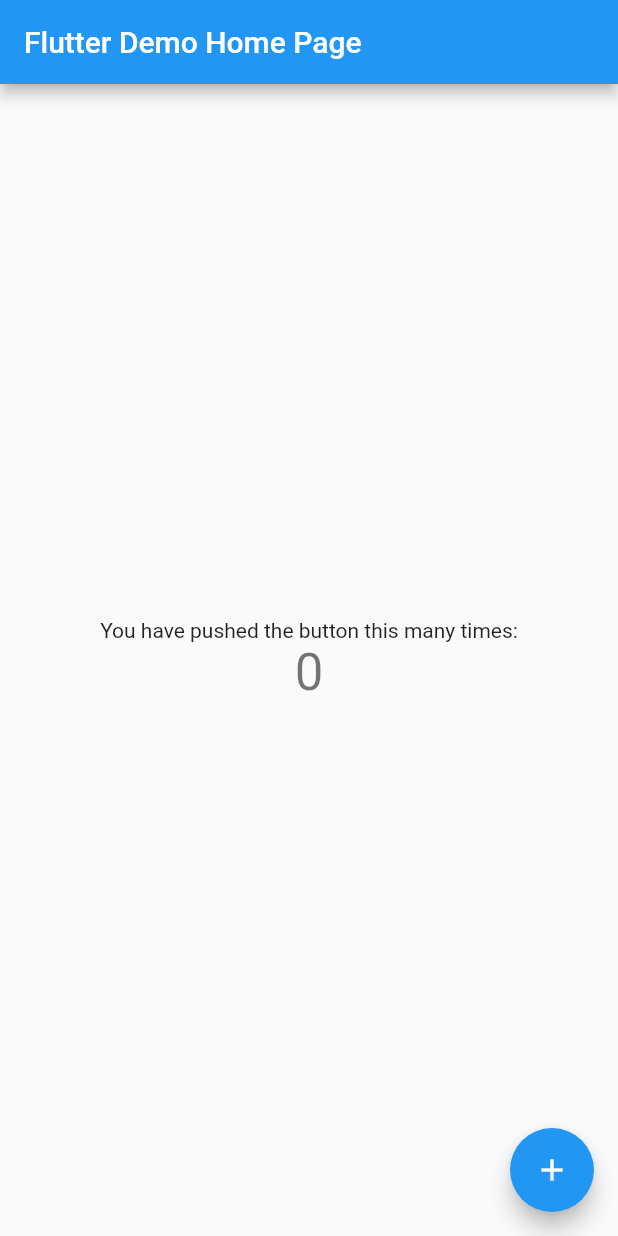
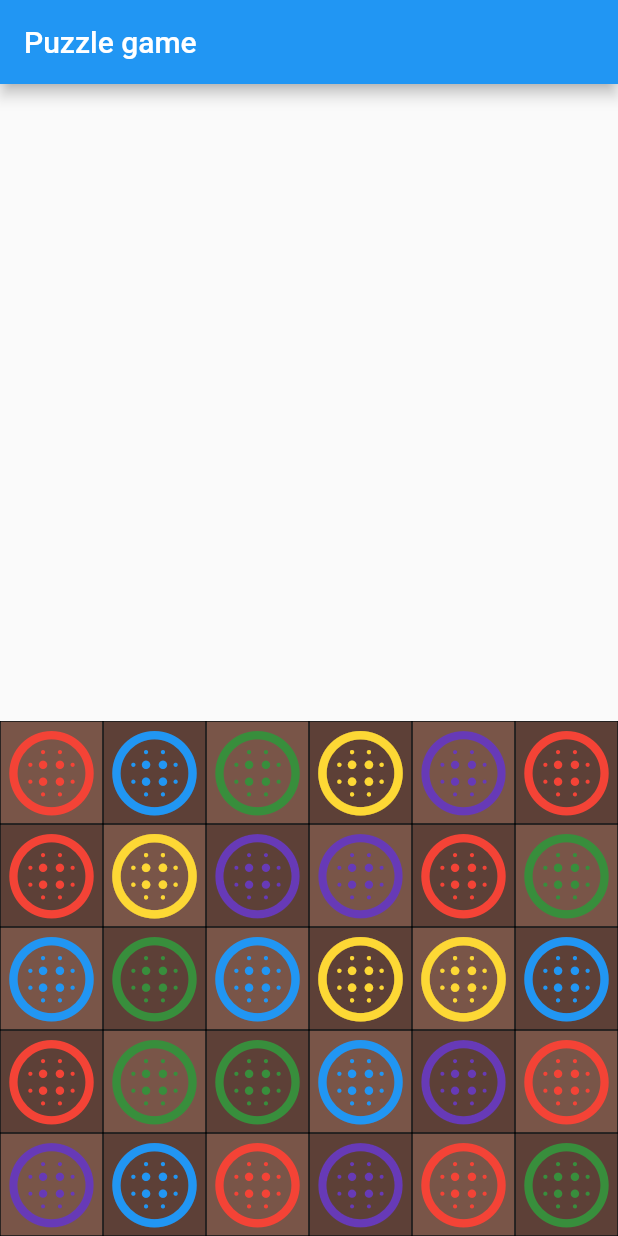
Before and after one commit to tomkastek/puzzle_game, a Flutter app: the screen it shows after launch, on a phone screen of 412 x 824 dp. Run offline on Flutter 3.47's test engine with Material 2 defaults, Android fonts, the phone set to English and light mode, and no system bars.

Commit message:
showing a grid on main screen with items on them

```diff
--- /dev/null
+++ b/puzzle_game/lib/Board.dart
@@ -0,0 +1,141 @@
+import 'package:flutter/material.dart';
+
+class Board extends StatelessWidget {
+  // TODO: handle the state not here. Use inheritedwidget, provider or BLoC and a grid class.
+  List<List<String>> gridState = [
+    ['R', 'B', 'G', 'Y', 'D', 'R'],
+    ['R', 'Y', 'D', 'D', 'R', 'G'],
+    ['B', 'G', 'B', 'Y', 'Y', 'B'],
+    ['R', 'G', 'G', 'B', 'D', 'R'],
+    ['D', 'B', 'R', 'D', 'R', 'G'],
+  ];
+
+  @override
+  Widget build(BuildContext context) {
+    var gridStateLength = gridState.length * gridState.first.length;
+    return Column(children: <Widget>[
+      Container(
+        height: 5 / 6 * MediaQuery.of(context).size.width,
+        width: MediaQuery.of(context).size.width,
+        child: GridView.count(
+          physics: NeverScrollableScrollPhysics(), // disable scrolling
+          crossAxisCount: 6,
+          childAspectRatio: 1,
+          children: List.generate(gridStateLength, (index) {
+            return BoardField(
+              gridState: gridState,
+              index: index,
+            );
+          }),
+        ),
+      ),
+    ]);
+  }
+}
+
+/// This class sets up one field of the board of the game
+/// gridState and index are used to get the x/y coordinates of the field to set up
+/// The background of the field and a border around the field will be set
+/// The item of the gridState at x/y a will be displayed on the field.
+class BoardField extends StatelessWidget {
+  BoardField({Key key, @required this.gridState, this.index}) : super(key: key);
+
+  List<List<String>> gridState;
+  int index;
+
+  @override
+  Widget build(BuildContext context) {
+    int x, y = 0;
+    x = (index / gridState.first.length).floor();
+    y = (index % gridState.first.length);
+    var dark = x % 2 == 0 ? index % 2 == 0 : index % 2 == 1;
+
+    return GestureDetector(
+      onTap: () => _gridItemTapped(x, y),
+      child: GridTile(
+        child: Container(
+          decoration: BoxDecoration(
+              border: Border.all(color: Colors.black, width: 0.5),
+              color: dark ? Colors.brown[500] : Colors.brown[700]),
+          child: Center(
+            child: BoardItem(
+              itemIdentifier: gridState[x][y],
+            ),
+          ),
+        ),
+      ),
+    );
+  }
+
+  void _gridItemTapped(int x, int y) {}
+}
+
+// TODO: String as identifier is not recommended. Change to enum or something else for object initialization
+/// The item is build by a StringIdentifier right now.
+/// Depending on the String an Icon will be build
+/// R = Red item
+/// G = Green item
+/// B = Blue item
+/// Y = Yellow item
+/// D = Dark item
+class BoardItem extends StatelessWidget {
+  BoardItem({Key key, @required this.itemIdentifier}) : super(key: key);
+
+  String itemIdentifier;
+
+  @override
+  Widget build(BuildContext context) {
+    switch (itemIdentifier) {
+      case '':
+        return Text('');
+        break;
+      case 'R':
+        return LayoutBuilder(builder: (context, constraint) {
+          return Icon(
+            Icons.blur_circular,
+            size: constraint.biggest.height,
+            color: Colors.red,
+          );
+        });
+        break;
+      case 'B':
+        return LayoutBuilder(builder: (context, constraint) {
+          return Icon(
+            Icons.blur_circular,
+            size: constraint.biggest.height,
+            color: Colors.blue,
+          );
+        });
+        break;
+      case 'G':
+        return LayoutBuilder(builder: (context, constraint) {
+          return Icon(
+            Icons.blur_circular,
+            size: constraint.biggest.height,
+            color: Colors.green[700],
+          );
+        });
+        break;
+      case 'Y':
+        return LayoutBuilder(builder: (context, constraint) {
+          return Icon(
+            Icons.blur_circular,
+            size: constraint.biggest.height,
+            color: Colors.yellow[600],
+          );
+        });
+        break;
+      case 'D':
+        return LayoutBuilder(builder: (context, constraint) {
+          return Icon(
+            Icons.blur_circular,
+            size: constraint.biggest.height,
+            color: Colors.deepPurple,
+          );
+        });
+        break;
+      default:
+        return Text(itemIdentifier.toString());
+    }
+  }
+}
--- /dev/null
+++ b/puzzle_game/lib/application.dart
@@ -0,0 +1,46 @@
+import 'package:flutter/material.dart';
+
+import 'Board.dart';
+
+class BoardPuzzleApp extends StatelessWidget {
+  // This widget is the root of your application.
+  @override
+  Widget build(BuildContext context) {
+    return MaterialApp(
+      title: 'Flutter Demo',
+      theme: ThemeData(
+        primarySwatch: Colors.blue,
+      ),
+      home: MyHomePage(title: 'Puzzle game'),
+    );
+  }
+}
+
+// TODO: Add a real home page there you can choose a level etc.
+/// The home Page of the App is showing the game game board right now
+class MyHomePage extends StatefulWidget {
+  MyHomePage({Key key, this.title}) : super(key: key);
+  final String title;
+
+  @override
+  _MyHomePageState createState() => _MyHomePageState();
+}
+
+class _MyHomePageState extends State<MyHomePage> {
+  @override
+  Widget build(BuildContext context) {
+    return Scaffold(
+      appBar: AppBar(
+        title: Text(widget.title),
+      ),
+      body: SafeArea(
+        child: Column(
+          children: <Widget>[
+            Expanded(child: Container()),
+            Board(),
+          ],
+        ),
+      ), // This trailing comma makes auto-formatting nicer for build methods.
+    );
+  }
+}
--- a/puzzle_game/lib/main.dart
+++ b/puzzle_game/lib/main.dart
@@ -1,111 +1,12 @@
 import 'package:flutter/material.dart';
+import 'package:flutter/services.dart';
 
-void main() => runApp(MyApp());
+import 'application.dart';
 
-class MyApp extends StatelessWidget {
-  // This widget is the root of your application.
-  @override
-  Widget build(BuildContext context) {
-    return MaterialApp(
-      title: 'Flutter Demo',
-      theme: ThemeData(
-        // This is the theme of your application.
-        //
-        // Try running your application with "flutter run". You'll see the
-        // application has a blue toolbar. Then, without quitting the app, try
-        // changing the primarySwatch below to Colors.green and then invoke
-        // "hot reload" (press "r" in the console where you ran "flutter run",
-        // or simply save your changes to "hot reload" in a Flutter IDE).
-        // Notice that the counter didn't reset back to zero; the application
-        // is not restarted.
-        primarySwatch: Colors.blue,
-      ),
-      home: MyHomePage(title: 'Flutter Demo Home Page'),
-    );
-  }
+void main() {
+  /// Game only playable in portait mode.
+  /// Otherwise the board can not be build correctly
+  SystemChrome.setPreferredOrientations([DeviceOrientation.portraitDown]);
+
+  return runApp(BoardPuzzleApp());
 }
-
-class MyHomePage extends StatefulWidget {
-  MyHomePage({Key key, this.title}) : super(key: key);
-
-  // This widget is the home page of your application. It is stateful, meaning
-  // that it has a State object (defined below) that contains fields that affect
-  // how it looks.
-
-  // This class is the configuration for the state. It holds the values (in this
-  // case the title) provided by the parent (in this case the App widget) and
-  // used by the build method of the State. Fields in a Widget subclass are
-  // always marked "final".
-
-  final String title;
-
-  @override
-  _MyHomePageState createState() => _MyHomePageState();
-}
-
-class _MyHomePageState extends State<MyHomePage> {
-  int _counter = 0;
-
-  void _incrementCounter() {
-    setState(() {
-      // This call to setState tells the Flutter framework that something has
-      // changed in this State, which causes it to rerun the build method below
-      // so that the display can reflect the updated values. If we changed
-      // _counter without calling setState(), then the build method would not be
-      // called again, and so nothing would appear to happen.
-      _counter++;
-    });
-  }
-
-  @override
-  Widget build(BuildContext context) {
-    // This method is rerun every time setState is called, for instance as done
-    // by the _incrementCounter method above.
-    //
-    // The Flutter framework has been optimized to make rerunning build methods
-    // fast, so that you can just rebuild anything that needs updating rather
-    // than having to individually change instances of widgets.
-    return Scaffold(
-      appBar: AppBar(
-        // Here we take the value from the MyHomePage object that was created by
-        // the App.build method, and use it to set our appbar title.
-        title: Text(widget.title),
-      ),
-      body: Center(
-        // Center is a layout widget. It takes a single child and positions it
-        // in the middle of the parent.
-        child: Column(
-          // Column is also layout widget. It takes a list of children and
-          // arranges them vertically. By default, it sizes itself to fit its
-          // children horizontally, and tries to be as tall as its parent.
-          //
-          // Invoke "debug painting" (press "p" in the console, choose the
-          // "Toggle Debug Paint" action from the Flutter Inspector in Android
-          // Studio, or the "Toggle Debug Paint" command in Visual Studio Code)
-          // to see the wireframe for each widget.
-          //
-          // Column has various properties to control how it sizes itself and
-          // how it positions its children. Here we use mainAxisAlignment to
-          // center the children vertically; the main axis here is the vertical
-          // axis because Columns are vertical (the cross axis would be
-          // horizontal).
-          mainAxisAlignment: MainAxisAlignment.center,
-          children: <Widget>[
-            Text(
-              'You have pushed the button this many times:',
-            ),
-            Text(
-              '$_counter',
-              style: Theme.of(context).textTheme.display1,
-            ),
-          ],
-        ),
-      ),
-      floatingActionButton: FloatingActionButton(
-        onPressed: _incrementCounter,
-        tooltip: 'Increment',
-        child: Icon(Icons.add),
-      ), // This trailing comma makes auto-formatting nicer for build methods.
-    );
-  }
-}
```
Also changed, not shown: 4 other files.
